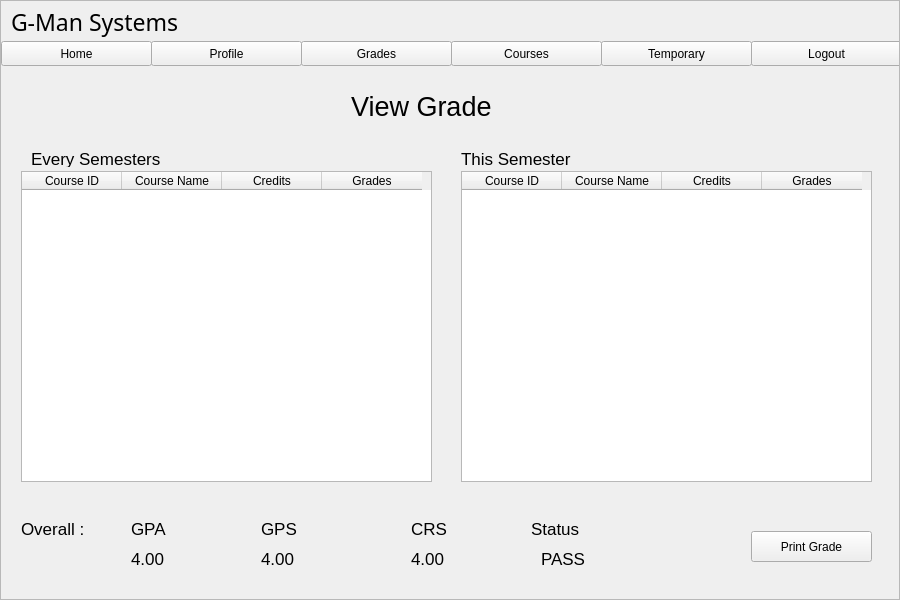
Old version of the form resources/UI/viewGrade.ui in the repository Poom1997/gman.
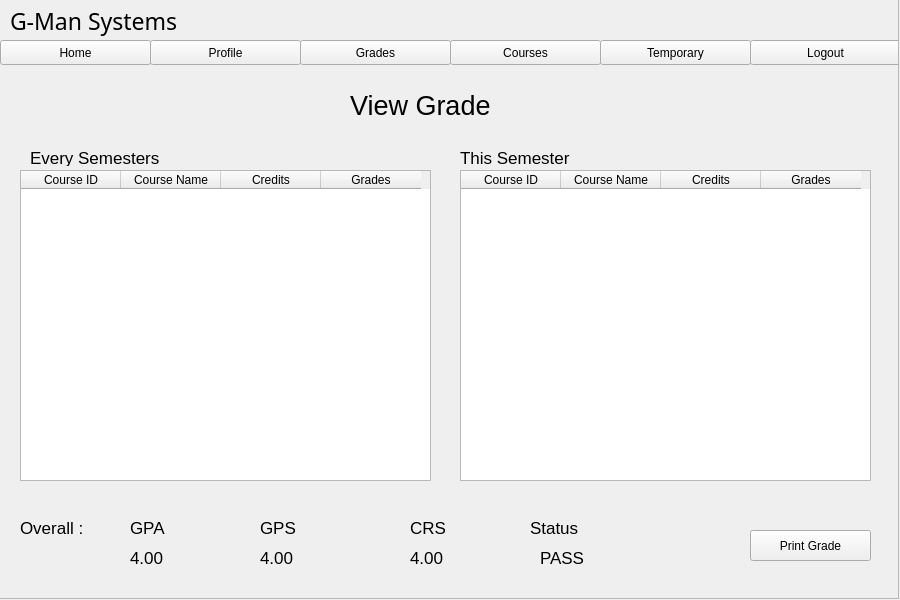
New version of the form.

Diff of the .ui file:
```diff
--- a/resources/UI/viewGrade.ui
+++ b/resources/UI/viewGrade.ui
@@ -16,8 +16,8 @@
   <widget class="QScrollArea" name="scrollArea">
    <property name="geometry">
     <rect>
-     <x>0</x>
-     <y>0</y>
+     <x>-1</x>
+     <y>-1</y>
      <width>900</width>
      <height>600</height>
     </rect>
@@ -135,7 +135,7 @@
        <string>Course ID</string>
       </property>
       <property name="textAlignment">
-       <set>AlignCenter</set>
+       <set>AlignHCenter|AlignVCenter|AlignCenter</set>
       </property>
      </column>
      <column>
@@ -143,7 +143,7 @@
        <string>Course Name</string>
       </property>
       <property name="textAlignment">
-       <set>AlignCenter</set>
+       <set>AlignHCenter|AlignVCenter|AlignCenter</set>
       </property>
      </column>
      <column>
@@ -151,7 +151,7 @@
        <string>Credits</string>
       </property>
       <property name="textAlignment">
-       <set>AlignCenter</set>
+       <set>AlignHCenter|AlignVCenter|AlignCenter</set>
       </property>
      </column>
      <column>
@@ -159,7 +159,7 @@
        <string>Grades</string>
       </property>
       <property name="textAlignment">
-       <set>AlignCenter</set>
+       <set>AlignHCenter|AlignVCenter|AlignCenter</set>
       </property>
      </column>
     </widget>
@@ -222,7 +222,7 @@
        <string>Course ID</string>
       </property>
       <property name="textAlignment">
-       <set>AlignCenter</set>
+       <set>AlignHCenter|AlignVCenter|AlignCenter</set>
       </property>
      </column>
      <column>
@@ -230,7 +230,7 @@
        <string>Course Name</string>
       </property>
       <property name="textAlignment">
-       <set>AlignCenter</set>
+       <set>AlignHCenter|AlignVCenter|AlignCenter</set>
       </property>
      </column>
      <column>
@@ -238,7 +238,7 @@
        <string>Credits</string>
       </property>
       <property name="textAlignment">
-       <set>AlignCenter</set>
+       <set>AlignHCenter|AlignVCenter|AlignCenter</set>
       </property>
      </column>
      <column>
@@ -246,7 +246,7 @@
        <string>Grades</string>
       </property>
       <property name="textAlignment">
-       <set>AlignCenter</set>
+       <set>AlignHCenter|AlignVCenter|AlignCenter</set>
       </property>
      </column>
     </widget>
```
